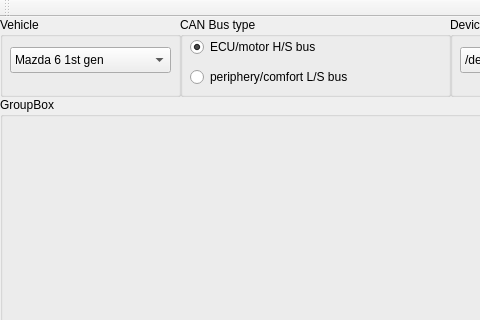
First picture: the form in mainwindow.ui, repository SergeyStaroletov/can-analysis-qt, before the edit; both pictures show x 0 to 480 and y 0 to 320 of the 1024 by 768 pixel window.
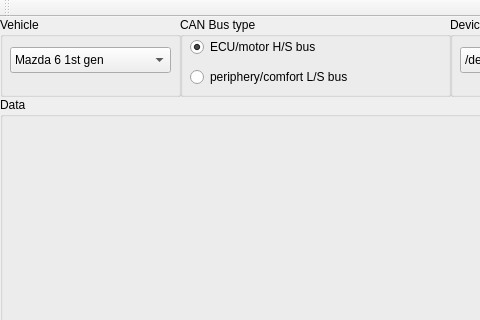
Second picture: the form after the edit.

Commit message: Now it can handle one generated data line

```diff
--- a/mainwindow.ui
+++ b/mainwindow.ui
@@ -140,7 +140,7 @@
      </rect>
     </property>
     <property name="title">
-     <string>GroupBox</string>
+     <string>Data</string>
     </property>
    </widget>
    <widget class="QCheckBox" name="checkBox">
```
Left out of the diff: 2 changed lines with no effect on the pictures. The commit also changes 2 other files.
